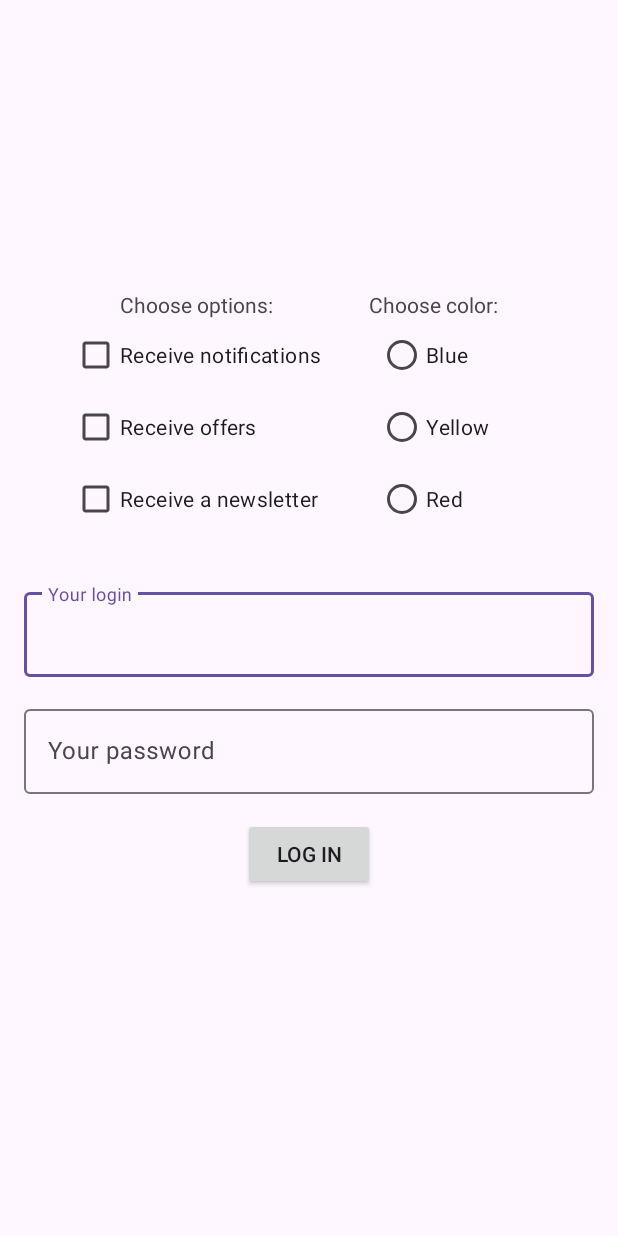
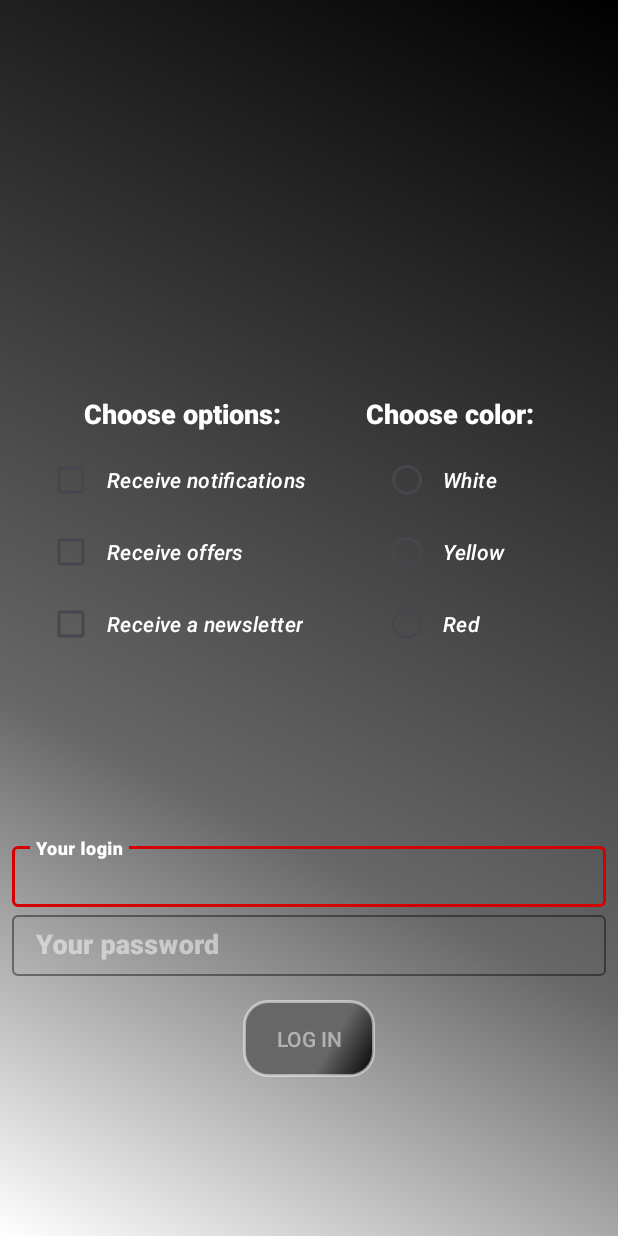
Before and after one commit to maratbelitski/TMS_AnOnl_17_Lesson_18, an Android app: the screen it shows after launch (LoginActivity), on a phone screen of 412 x 824 dp. Run offline under Robolectric (Android 15) with nearby library versions, the phone set to English and light mode, and no system bars.

```diff
--- a/app/src/main/AndroidManifest.xml
+++ b/app/src/main/AndroidManifest.xml
@@ -17,6 +17,7 @@
             android:exported="false" />
         <activity
             android:name=".LoginActivity"
+            android:windowSoftInputMode="adjustResize"
             android:exported="true" >
             <intent-filter>
                 <action android:name="android.intent.action.MAIN" />
@@ -25,5 +26,4 @@
             </intent-filter>
         </activity>
     </application>
-
 </manifest>
--- a/app/src/main/java/com/example/tms_anonl_17_lesson_18/LoginActivity.kt
+++ b/app/src/main/java/com/example/tms_anonl_17_lesson_18/LoginActivity.kt
@@ -2,6 +2,8 @@ package com.example.tms_anonl_17_lesson_18
 
 import androidx.appcompat.app.AppCompatActivity
 import android.os.Bundle
+import android.text.Editable
+import android.text.TextWatcher
 import android.widget.Button
 import android.widget.CheckBox
 import android.widget.RadioButton
@@ -9,7 +11,10 @@ import com.google.android.material.textfield.TextInputEditText
 
 class LoginActivity : AppCompatActivity() {
 
-    //private lateinit var button: Button
+    companion object {
+        const val IS_EMPTY = ""
+    }
+
     private lateinit var password: TextInputEditText
     private lateinit var login: TextInputEditText
     private lateinit var optionOne: CheckBox
@@ -18,6 +23,8 @@ class LoginActivity : AppCompatActivity() {
     private lateinit var radioOne: RadioButton
     private lateinit var radioTwo: RadioButton
     private lateinit var radioThree: RadioButton
+    private lateinit var logInButton: Button
+    private lateinit var textWatcher: TextWatcher
 
     override fun onCreate(savedInstanceState: Bundle?) {
         super.onCreate(savedInstanceState)
@@ -25,7 +32,11 @@ class LoginActivity : AppCompatActivity() {
 
         initViews()
 
-        findViewById<Button>(R.id.button).setOnClickListener {
+
+        login.addTextChangedListener(textWatcher)
+        password.addTextChangedListener(textWatcher)
+
+        logInButton.setOnClickListener {
             val userParam = initUserParam()
             startActivity(UserActivity.launchIntent(this, userParam))
         }
@@ -33,14 +44,17 @@ class LoginActivity : AppCompatActivity() {
 
     private fun initUserParam(): User {
         return User(
-            login = login.text.toString(),
-            password = password.text.toString(),
+            login = login.text.toString().trim(),
+            password = password.text.toString().trim(),
             color = checkColor(),
             options = checkOptions()
         )
     }
 
     private fun initViews() {
+        logInButton = findViewById(R.id.button)
+        logInButton.isEnabled = false
+
         login = findViewById(R.id.id_login)
         password = findViewById(R.id.id_password)
 
@@ -51,6 +65,26 @@ class LoginActivity : AppCompatActivity() {
         optionOne = findViewById(R.id.cb_notif)
         optionTwo = findViewById(R.id.cb_offers)
         optionThree = findViewById(R.id.cb_news)
+
+        textWatcher = object : TextWatcher {
+
+            override fun beforeTextChanged(s: CharSequence?, start: Int, count: Int, after: Int) {
+            }
+
+            override fun onTextChanged(s: CharSequence?, start: Int, before: Int, count: Int) {
+                val log = login.text?.toString()?.trim()
+                val pass = password.text?.toString()?.trim()
+
+                logInButton.isEnabled = log!!.length > 5 && pass!!.length > 5
+
+                if (log.length > 5 && pass!!.length > 5){
+                    logInButton.isEnabled = true
+                }
+            }
+
+            override fun afterTextChanged(s: Editable?) {
+            }
+        }
     }
 
     private fun checkColor(): String {
@@ -58,7 +92,7 @@ class LoginActivity : AppCompatActivity() {
             radioOne.isChecked -> radioOne.text
             radioTwo.isChecked -> radioTwo.text
             radioThree.isChecked -> radioThree.text
-            else -> ""
+            else -> IS_EMPTY
         }
         return result.toString()
     }
@@ -66,26 +100,23 @@ class LoginActivity : AppCompatActivity() {
     private fun checkOptions(): List<String> {
         val result = mutableListOf<String>()
 
-        if(optionOne.isChecked){
+        if (optionOne.isChecked) {
             result.add(optionOne.text.toString())
-        }else{
-            result.add("")
+        } else {
+            result.add(IS_EMPTY)
         }
 
-        if(optionTwo.isChecked){
+        if (optionTwo.isChecked) {
             result.add(optionTwo.text.toString())
-        } else{
-            result.add("")
+        } else {
+            result.add(IS_EMPTY)
         }
 
-        if(optionThree.isChecked){
+        if (optionThree.isChecked) {
             result.add(optionThree.text.toString())
-        }else{
-            result.add("")
+        } else {
+            result.add(IS_EMPTY)
         }
-//        result.add(optionTwo.text.toString())
-//        result.add(optionThree.text.toString())
-
         return result
     }
 }
--- /dev/null
+++ b/app/src/main/res/drawable/background_login.xml
@@ -0,0 +1,15 @@
+<?xml version="1.0" encoding="utf-8"?>
+<selector xmlns:android="http://schemas.android.com/apk/res/android">
+    <item>
+        <shape>
+            <gradient
+                android:angle="45"
+                android:centerX="35%"
+                android:centerColor="@color/grey"
+                android:startColor="@color/white"
+                android:endColor="@color/black"
+                android:type="linear"
+                />
+        </shape>
+    </item>
+</selector>
--- /dev/null
+++ b/app/src/main/res/drawable/button_background_disable.xml
@@ -0,0 +1,18 @@
+<?xml version="1.0" encoding="utf-8"?>
+<shape xmlns:android="http://schemas.android.com/apk/res/android"
+    android:shape="rectangle">
+    <corners
+        android:radius="@dimen/button_radius_corners"/>
+    <gradient
+        android:angle="135"
+        android:centerX="35%"
+        android:centerColor="@color/grey"
+        android:startColor="@color/black"
+        android:endColor="@color/grey"
+        android:type="linear"
+        />
+    <stroke
+        android:width="2dp"
+        android:color="@color/white_hint"
+        />
+</shape>
--- /dev/null
+++ b/app/src/main/res/drawable/button_background_enabled.xml
@@ -0,0 +1,18 @@
+<?xml version="1.0" encoding="utf-8"?>
+<shape xmlns:android="http://schemas.android.com/apk/res/android"
+    android:shape="rectangle">
+    <corners
+        android:radius="@dimen/button_radius_corners"/>
+    <gradient
+        android:angle="135"
+        android:centerX="35%"
+        android:centerColor="@color/black"
+        android:startColor="@color/black"
+        android:endColor="@color/red"
+        android:type="linear"
+        />
+    <stroke
+        android:width="2dp"
+        android:color="@color/black"
+        />
+</shape>
--- /dev/null
+++ b/app/src/main/res/drawable/selector_button.xml
@@ -0,0 +1,9 @@
+<?xml version="1.0" encoding="utf-8"?>
+<selector xmlns:android="http://schemas.android.com/apk/res/android">
+
+    <!--released state. -->
+    <item android:drawable="@drawable/button_background_enabled" android:state_enabled="true"></item>
+
+    <!--pressed state. -->
+    <item android:drawable="@drawable/button_background_disable" android:state_enabled="false"></item>
+</selector>
--- a/app/src/main/res/layout/activity_login.xml
+++ b/app/src/main/res/layout/activity_login.xml
@@ -1,45 +1,52 @@
 <?xml version="1.0" encoding="utf-8"?>
 
-<androidx.constraintlayout.widget.ConstraintLayout
-    xmlns:android="http://schemas.android.com/apk/res/android"
+<androidx.constraintlayout.widget.ConstraintLayout xmlns:android="http://schemas.android.com/apk/res/android"
     xmlns:app="http://schemas.android.com/apk/res-auto"
     android:layout_width="match_parent"
     android:layout_height="match_parent"
-    android:padding="16dp">
+    android:background="@drawable/background_login"
+    android:padding="@dimen/padding_size_normal">
 
     <CheckBox
         android:id="@+id/cb_notif"
+        style="@style/MySecondTextStyle"
         android:layout_width="wrap_content"
         android:layout_height="wrap_content"
         android:text="@string/receive_notifications"
+        android:theme="@style/MyRedButtons"
         app:layout_constraintEnd_toEndOf="@+id/textView"
         app:layout_constraintStart_toStartOf="@+id/textView"
         app:layout_constraintTop_toBottomOf="@+id/textView" />
 
     <CheckBox
         android:id="@+id/cb_offers"
+        style="@style/MySecondTextStyle"
         android:layout_width="wrap_content"
         android:layout_height="wrap_content"
         android:text="@string/receive_offers"
+        android:theme="@style/MyRedButtons"
         app:layout_constraintStart_toStartOf="@+id/cb_notif"
         app:layout_constraintTop_toBottomOf="@+id/cb_notif" />
 
     <CheckBox
         android:id="@+id/cb_news"
+        style="@style/MySecondTextStyle"
         android:layout_width="wrap_content"
         android:layout_height="wrap_content"
         android:text="@string/receive_a_newsletter"
+        android:theme="@style/MyRedButtons"
         app:layout_constraintStart_toStartOf="@+id/cb_offers"
         app:layout_constraintTop_toBottomOf="@+id/cb_offers" />
 
     <androidx.appcompat.widget.AppCompatTextView
         android:id="@+id/textView"
+        style="@style/MyMainTextStyle"
         android:layout_width="wrap_content"
         android:layout_height="wrap_content"
         android:text="@string/choose_options"
+
         app:layout_constraintBottom_toTopOf="@+id/textInputLayout"
         app:layout_constraintEnd_toStartOf="@+id/textView2"
-        app:layout_constraintHorizontal_bias="0.5"
         app:layout_constraintHorizontal_chainStyle="spread"
         app:layout_constraintStart_toStartOf="parent"
         app:layout_constraintTop_toTopOf="parent" />
@@ -48,24 +55,28 @@
         android:id="@+id/radio_group"
         android:layout_width="wrap_content"
         android:layout_height="wrap_content"
+        android:theme="@style/MyRedButtons"
         app:layout_constraintEnd_toEndOf="@+id/textView2"
         app:layout_constraintStart_toStartOf="@+id/textView2"
         app:layout_constraintTop_toBottomOf="@+id/textView2">
 
         <RadioButton
             android:id="@+id/rb_one"
+            style="@style/MySecondTextStyle"
             android:layout_width="match_parent"
             android:layout_height="wrap_content"
-            android:text="@string/blue" />
+            android:text="@string/white" />
 
         <RadioButton
             android:id="@+id/rb_two"
+            style="@style/MySecondTextStyle"
             android:layout_width="match_parent"
             android:layout_height="wrap_content"
             android:text="@string/yellow" />
 
         <RadioButton
             android:id="@+id/rb_three"
+            style="@style/MySecondTextStyle"
             android:layout_width="match_parent"
             android:layout_height="wrap_content"
             android:text="@string/red" />
@@ -73,56 +84,71 @@
 
     <androidx.appcompat.widget.AppCompatTextView
         android:id="@+id/textView2"
+        style="@style/MyMainTextStyle"
         android:layout_width="wrap_content"
         android:layout_height="wrap_content"
         android:text="@string/choose_color"
         app:layout_constraintBottom_toTopOf="@+id/cb_notif"
         app:layout_constraintEnd_toEndOf="parent"
-        app:layout_constraintHorizontal_bias="0.5"
         app:layout_constraintStart_toEndOf="@+id/textView"
         app:layout_constraintTop_toTopOf="@+id/textView" />
 
     <com.google.android.material.textfield.TextInputLayout
         android:id="@+id/textInputLayout"
+        style="@style/MyTextInputLayout"
         android:layout_width="match_parent"
         android:layout_height="wrap_content"
-        android:layout_marginTop="16dp"
+        android:paddingTop="@dimen/padding_size_big"
         app:layout_constraintBottom_toBottomOf="parent"
         app:layout_constraintEnd_toEndOf="parent"
         app:layout_constraintStart_toStartOf="parent"
-        app:layout_constraintTop_toTopOf="parent">
+        app:layout_constraintTop_toTopOf="@+id/guideline">
 
         <com.google.android.material.textfield.TextInputEditText
             android:id="@+id/id_login"
+            style="@style/MyMainTextStyle"
             android:layout_width="match_parent"
             android:layout_height="wrap_content"
-            android:hint="@string/your_login" />
+            android:hint="@string/your_login"
+            android:textAppearance="@style/MyMainTextStyle" />
     </com.google.android.material.textfield.TextInputLayout>
 
     <com.google.android.material.textfield.TextInputLayout
         android:id="@+id/textInputLayout2"
+        style="@style/MyTextInputLayout"
         android:layout_width="match_parent"
         android:layout_height="wrap_content"
-        android:layout_marginTop="16dp"
         app:layout_constraintEnd_toEndOf="parent"
         app:layout_constraintStart_toStartOf="parent"
         app:layout_constraintTop_toBottomOf="@+id/textInputLayout">
 
         <com.google.android.material.textfield.TextInputEditText
             android:id="@+id/id_password"
+            style="@style/MyMainTextStyle"
             android:layout_width="match_parent"
             android:layout_height="wrap_content"
-            android:hint="@string/your_password" />
+            android:hint="@string/your_password"
+            android:inputType="numberPassword" />
     </com.google.android.material.textfield.TextInputLayout>
 
     <androidx.appcompat.widget.AppCompatButton
         android:id="@+id/button"
         android:layout_width="wrap_content"
         android:layout_height="wrap_content"
-        android:layout_marginTop="16dp"
+        android:layout_marginTop="@dimen/padding_size_big"
+        android:background="@drawable/selector_button"
+        android:padding="@dimen/padding_size_big"
         android:text="@string/log_in"
-        app:layout_constraintEnd_toEndOf="@+id/textInputLayout2"
-        app:layout_constraintStart_toStartOf="@+id/textInputLayout2"
+        android:textColor="@color/white_hint"
+        app:layout_constraintEnd_toEndOf="parent"
+        app:layout_constraintStart_toStartOf="parent"
         app:layout_constraintTop_toBottomOf="@+id/textInputLayout2" />
 
+    <androidx.constraintlayout.widget.Guideline
+        android:id="@+id/guideline"
+        android:layout_width="wrap_content"
+        android:layout_height="wrap_content"
+        android:orientation="horizontal"
+        app:layout_constraintGuide_percent="0.4" />
+
 </androidx.constraintlayout.widget.ConstraintLayout>
--- a/app/src/main/res/values-night/themes.xml
+++ /dev/null
@@ -1,7 +0,0 @@
-<resources xmlns:tools="http://schemas.android.com/tools">
-    <!-- Base application theme. -->
-    <style name="Base.Theme.TMS_AnOnl_17_Lesson_18" parent="Theme.Material3.DayNight.NoActionBar">
-        <!-- Customize your dark theme here. -->
-        <!-- <item name="colorPrimary">@color/my_dark_primary</item> -->
-    </style>
-</resources>
--- a/app/src/main/res/values/colors.xml
+++ b/app/src/main/res/values/colors.xml
@@ -1,5 +1,10 @@
 <?xml version="1.0" encoding="utf-8"?>
 <resources>
     <color name="black">#FF000000</color>
+    <color name="grey">#676767</color>
     <color name="white">#FFFFFFFF</color>
+    <color name="white_hint">#7EFFFFFF</color>
+    <color name="blue">#00217A</color>
+    <color name="yellow">#FFD600</color>
+    <color name="red">#D50000</color>
 </resources>
--- /dev/null
+++ b/app/src/main/res/values/dimens.xml
@@ -0,0 +1,11 @@
+<?xml version="1.0" encoding="utf-8"?>
+<resources>
+    <dimen name="text_size_normal">14sp</dimen>
+    <dimen name="text_size_big">18sp</dimen>
+
+    <dimen name="button_radius_corners">16dp</dimen>
+
+    <dimen name="padding_size_normal">8dp</dimen>
+    <dimen name="padding_size_big">16dp</dimen>
+
+</resources>
--- a/app/src/main/res/values/strings.xml
+++ b/app/src/main/res/values/strings.xml
@@ -11,6 +11,7 @@
     <string name="choose_options">Choose options:</string>
     <string name="blue">Blue</string>
     <string name="yellow">Yellow</string>
+    <string name="white">White</string>
     <string name="red">Red</string>
     <string name="choose_color">Choose color:</string>
     <string name="your_login">Your login</string>
--- a/app/src/main/res/values/themes.xml
+++ b/app/src/main/res/values/themes.xml
@@ -1,9 +1,34 @@
 <resources xmlns:tools="http://schemas.android.com/tools">
     <!-- Base application theme. -->
     <style name="Base.Theme.TMS_AnOnl_17_Lesson_18" parent="Theme.Material3.DayNight.NoActionBar">
-        <!-- Customize your light theme here. -->
-        <!-- <item name="colorPrimary">@color/my_light_primary</item> -->
+         <item name="colorPrimary">@color/black</item>
     </style>
 
     <style name="Theme.TMS_AnOnl_17_Lesson_18" parent="Base.Theme.TMS_AnOnl_17_Lesson_18" />
+
+    <style name="MyTextInputLayout" parent="Widget.MaterialComponents.TextInputLayout.OutlinedBox">
+        <item name="android:textColorHint">@color/white_hint</item>
+        <item name="cursorColor">@color/red</item>
+        <item name="boxStrokeColor">@color/red</item>
+        <item name="hintTextColor">@color/white</item>
+<!--        <item name="errorEnabled">true</item>-->
+    </style>
+
+    <style name="MyRedButtons" parent="Widget.Material3.CompoundButton.RadioButton">
+        <item name="colorPrimary">@color/red</item>
+    </style>
+
+    <style name="MyMainTextStyle" parent="TextAppearance.AppCompat.Title">
+        <item name="colorPrimary">@color/white</item>
+        <item name="android:textSize">@dimen/text_size_big</item>
+        <item name="android:padding">@dimen/padding_size_normal</item>
+        <item name="android:textColor">@color/white</item>
+        <item name="android:textStyle">bold</item>
+    </style>
+
+    <style name="MySecondTextStyle" parent="MyMainTextStyle">
+        <item name="android:textSize">@dimen/text_size_normal</item>
+        <item name="android:textStyle">italic</item>
+
+    </style>
 </resources>
```
Also changed, not shown: app/src/main/java/com/example/tms_anonl_17_lesson_18/UserActivity.kt (+24 -11 lines), app/src/main/res/drawable/background_tv_color_red.xml (added, +7 -0 lines), app/src/main/res/drawable/background_tv_color_white.xml (added, +7 -0 lines), app/src/main/res/drawable/background_tv_color_yellow.xml (added, +7 -0 lines), app/src/main/res/drawable/background_user.xml (added, +15 -0 lines), app/src/main/res/layout/activity_user.xml (+17 -10 lines).
